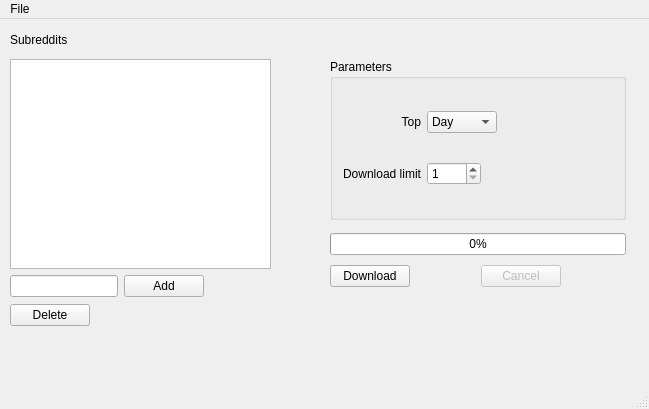
First picture: the form in reddit_content_downloader.ui, repository RomainCscn/reddit-content-downloader, before the edit.
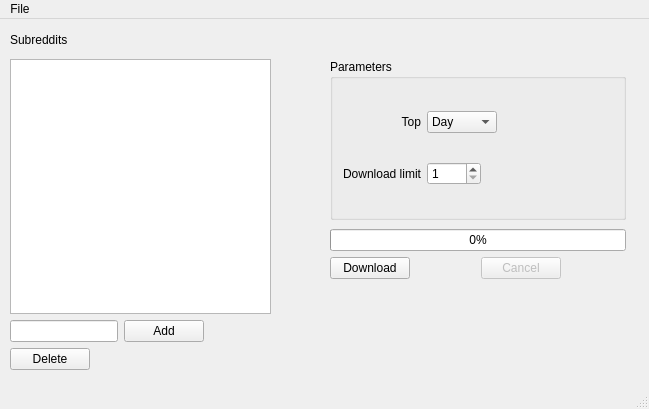
Second picture: the form after the edit.

Commit message: Add various info and warning box

```diff
--- a/reddit_content_downloader.ui
+++ b/reddit_content_downloader.ui
@@ -134,7 +134,7 @@
       <x>10</x>
       <y>40</y>
       <width>261</width>
-      <height>238</height>
+      <height>311</height>
      </rect>
     </property>
     <layout class="QVBoxLayout" name="verticalLayout_2">
@@ -143,6 +143,9 @@
        <property name="dragDropMode">
         <enum>QAbstractItemView::DropOnly</enum>
        </property>
+       <attribute name="headerVisible">
+        <bool>false</bool>
+       </attribute>
       </widget>
      </item>
      <item>
@@ -179,17 +182,7 @@
        </item>
       </layout>
      </item>
-    </layout>
-   </widget>
-   <widget class="QWidget" name="layoutWidget">
-    <property name="geometry">
-     <rect>
-      <x>10</x>
-      <y>280</y>
-      <width>131</width>
-      <height>32</height>
-     </rect>
-    </property>
+     <item>
     <layout class="QHBoxLayout" name="horizontalLayout_9">
      <item>
       <widget class="QPushButton" name="deleteButton">
@@ -212,6 +205,8 @@
       </spacer>
      </item>
     </layout>
+     </item>
+    </layout>
    </widget>
    <widget class="QWidget" name="">
     <property name="geometry">
@@ -251,7 +246,7 @@
       <x>330</x>
       <y>210</y>
       <width>296</width>
-      <height>62</height>
+      <height>141</height>
      </rect>
     </property>
     <layout class="QVBoxLayout" name="verticalLayout_3">
@@ -260,6 +255,9 @@
        <property name="value">
         <number>0</number>
        </property>
+       <property name="invertedAppearance">
+        <bool>false</bool>
+       </property>
       </widget>
      </item>
      <item>
@@ -317,6 +315,19 @@
        </item>
       </layout>
      </item>
+     <item>
+      <widget class="QLabel" name="download_info">
+       <property name="text">
+        <string/>
+       </property>
+       <property name="scaledContents">
+        <bool>true</bool>
+       </property>
+       <property name="wordWrap">
+        <bool>true</bool>
+       </property>
+      </widget>
+     </item>
     </layout>
    </widget>
   </widget>
```
Lines whose indentation alone changed are shown as unchanged. The commit also changes 3 other files.
